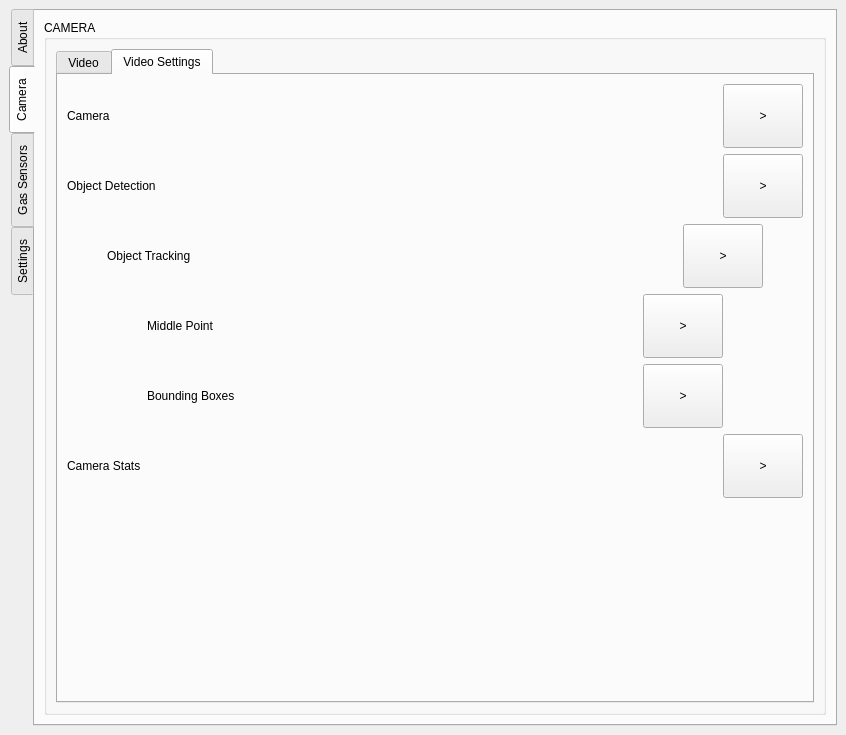
Qt form fq_control_center/mainwindow.ui (hakan-demirli/FQ-Control-Center) before a commit.
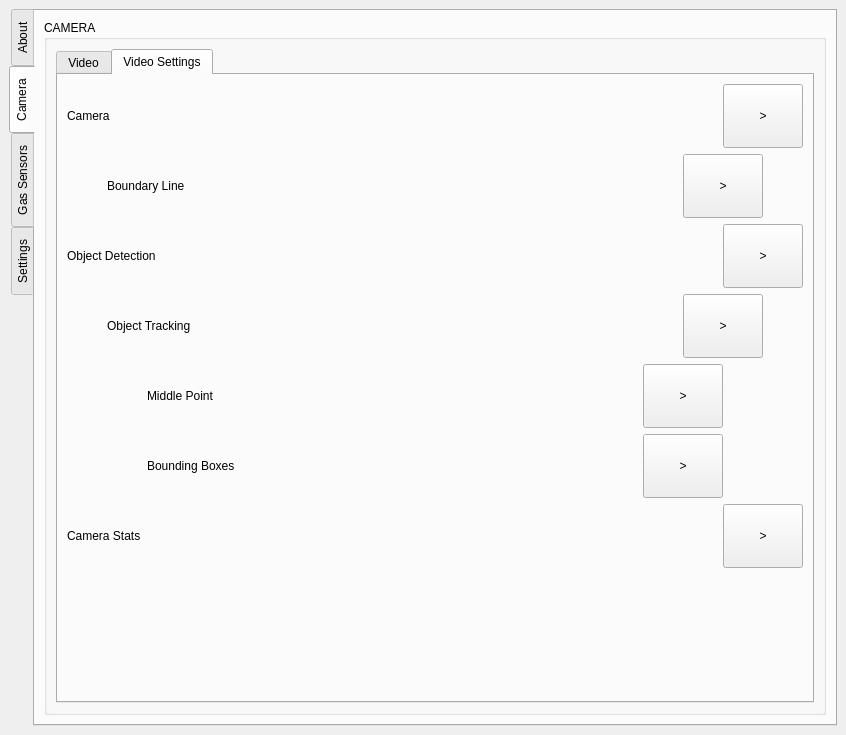
The same form after that commit.

Commit message: Add boundary line and gui button

What changed in the file:
```diff
--- a/fq_control_center/mainwindow.ui
+++ b/fq_control_center/mainwindow.ui
@@ -154,6 +154,8 @@
               </attribute>
               <layout class="QGridLayout" name="gridLayout_5">
                <item row="0" column="0">
+                <layout class="QVBoxLayout" name="verticalLayout_7">
+                 <item>
                 <layout class="QHBoxLayout" name="horizontalLayout">
                  <item>
                   <widget class="QLabel" name="camera_info_label">
@@ -196,7 +198,80 @@
                  </item>
                 </layout>
                </item>
-               <item row="1" column="0">
+                 <item>
+                  <layout class="QHBoxLayout" name="horizontalLayout_8">
+                   <item>
+                    <spacer name="horizontalSpacer_10">
+                     <property name="orientation">
+                      <enum>Qt::Horizontal</enum>
+                     </property>
+                     <property name="sizeType">
+                      <enum>QSizePolicy::Minimum</enum>
+                     </property>
+                     <property name="sizeHint" stdset="0">
+                      <size>
+                       <width>40</width>
+                       <height>20</height>
+                      </size>
+                     </property>
+                    </spacer>
+                   </item>
+                   <item>
+                    <layout class="QHBoxLayout" name="horizontalLayout_9">
+                     <item>
+                      <widget class="QLabel" name="boundary_line_info_label">
+                       <property name="text">
+                        <string>Boundary Line</string>
+                       </property>
+                      </widget>
+                     </item>
+                     <item>
+                      <spacer name="horizontalSpacer_11">
+                       <property name="orientation">
+                        <enum>Qt::Horizontal</enum>
+                       </property>
+                       <property name="sizeHint" stdset="0">
+                        <size>
+                         <width>40</width>
+                         <height>20</height>
+                        </size>
+                       </property>
+                      </spacer>
+                     </item>
+                     <item>
+                      <widget class="QPushButton" name="boundary_line_run_button">
+                       <property name="minimumSize">
+                        <size>
+                         <width>0</width>
+                         <height>64</height>
+                        </size>
+                       </property>
+                       <property name="text">
+                        <string>&gt;</string>
+                       </property>
+                      </widget>
+                     </item>
+                    </layout>
+                   </item>
+                   <item>
+                    <spacer name="horizontalSpacer_12">
+                     <property name="orientation">
+                      <enum>Qt::Horizontal</enum>
+                     </property>
+                     <property name="sizeType">
+                      <enum>QSizePolicy::Minimum</enum>
+                     </property>
+                     <property name="sizeHint" stdset="0">
+                      <size>
+                       <width>40</width>
+                       <height>20</height>
+                      </size>
+                     </property>
+                    </spacer>
+                   </item>
+                  </layout>
+                 </item>
+                 <item>
                 <layout class="QHBoxLayout" name="horizontalLayout_6">
                  <item>
                   <widget class="QLabel" name="object_detection_info_label">
@@ -233,7 +308,7 @@
                  </item>
                 </layout>
                </item>
-               <item row="2" column="0">
+                 <item>
                 <layout class="QHBoxLayout" name="horizontalLayout_2">
                  <item>
                   <spacer name="horizontalSpacer_7">
@@ -306,7 +381,7 @@
                  </item>
                 </layout>
                </item>
-               <item row="3" column="0">
+                 <item>
                 <layout class="QHBoxLayout" name="horizontalLayout_16">
                  <item>
                   <spacer name="horizontalSpacer_21">
@@ -415,7 +490,7 @@
                  </item>
                 </layout>
                </item>
-               <item row="4" column="0">
+                 <item>
                 <layout class="QHBoxLayout" name="horizontalLayout_19">
                  <item>
                   <spacer name="horizontalSpacer_25">
@@ -524,7 +599,7 @@
                  </item>
                 </layout>
                </item>
-               <item row="5" column="0">
+                 <item>
                 <layout class="QHBoxLayout" name="horizontalLayout_5">
                  <item>
                   <widget class="QLabel" name="camera_stats_info_label">
@@ -561,7 +636,7 @@
                  </item>
                 </layout>
                </item>
-               <item row="6" column="0">
+                 <item>
                 <spacer name="verticalSpacer">
                  <property name="orientation">
                   <enum>Qt::Vertical</enum>
@@ -573,6 +648,8 @@
                   </size>
                  </property>
                 </spacer>
+                 </item>
+                </layout>
                </item>
               </layout>
              </widget>
```
Lines whose indentation alone changed are shown as unchanged. The commit also changes 9 other files.
